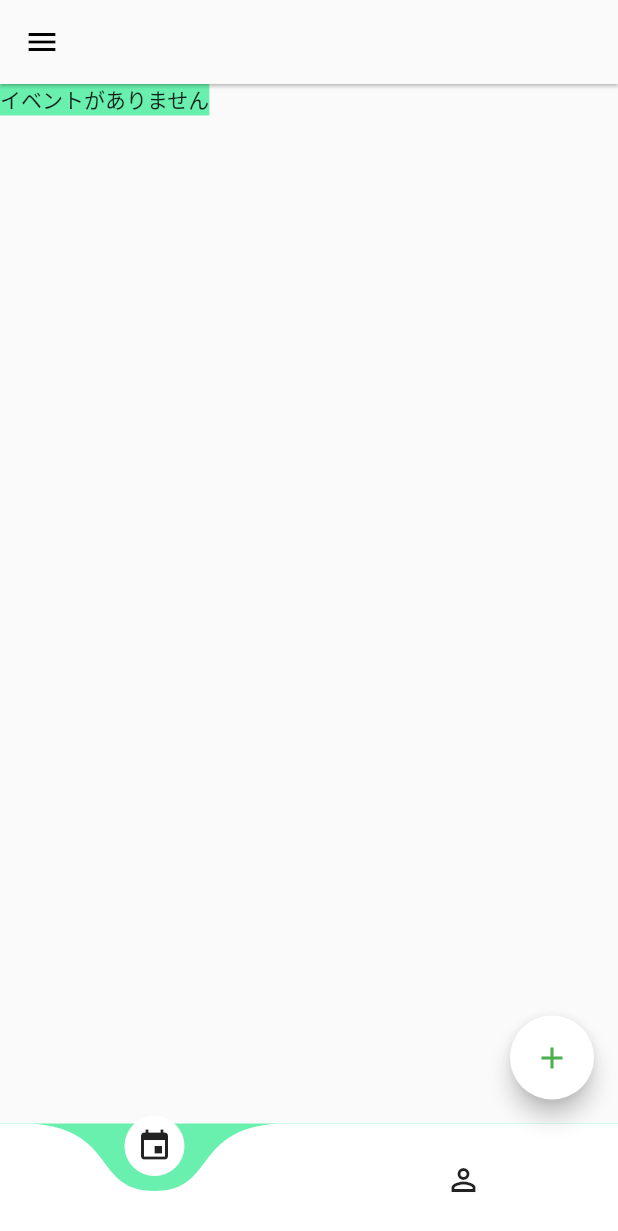
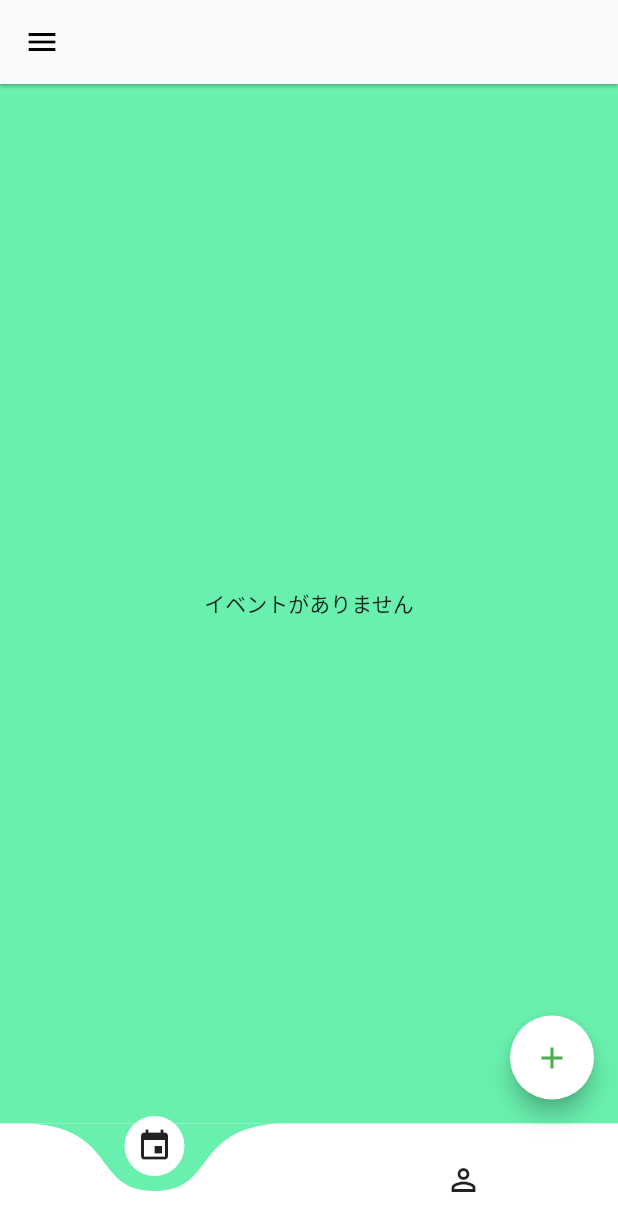
Before and after one commit to yusei-murai/warikanking_frontend, a Flutter app: the screen it shows after launch, in the side drawer, after a tap on the "add" icon, on a phone screen of 412 x 824 dp. Shown: the top 1231 px of the screen. Run offline on Flutter 3.47's test engine with Material 2 defaults, Android fonts, the phone set to English and light mode, and no system bars; drawn by our look-alikes of curved_navigation_bar; our stand-ins replace flutter_secure_storage, google_fonts, sqflite; accounts and stored records are empty; network calls fail.

Commit message:
スクロールで更新できるようにした

```diff
--- a/lib/views/events/event_list_page.dart
+++ b/lib/views/events/event_list_page.dart
@@ -16,56 +16,77 @@ class EventListPage extends StatefulWidget {
 }
 
 class _EventListPageState extends State<EventListPage> {
+  Future<dynamic>? _eventsFuture;
+
+  @override
+  void initState() {
+    super.initState();
+    _refreshEvents();
+  }
+
+  Future<void> _refreshEvents() async {
+    setState(() {
+      _eventsFuture = GetEventsUsecase.getEvents("9b08b2d5-8bba-4a68-8d6c-e93d6ae274c7");
+    });
+  }
+
   @override
   Widget build(BuildContext context) {
     return Scaffold(
       body: Container(
         color: Colors.greenAccent,
+        child: RefreshIndicator(
+          onRefresh: _refreshEvents,
           child: FutureBuilder<dynamic>(
-          future: GetEventsUsecase.getEvents("9b08b2d5-8bba-4a68-8d6c-e93d6ae274c7"),
+            future: _eventsFuture,
             builder: (context, snapshot) {
               if (snapshot.connectionState == ConnectionState.waiting) {
                 return const Center(
                   child: CircularProgressIndicator(),
                 );
               }
-            if(snapshot.hasData){
-              if(snapshot.data=="login"){
+              if (snapshot.hasError) {
+                return const Center(
+                  child: Text('データの取得に失敗しました。'),
+                );
+              }
+              if (snapshot.hasData) {
+                if (snapshot.data == "login") {
                   Navigator.push(
                     context,
                     MaterialPageRoute(builder: (context) => SigninPage()),
                   );
+                  return Container();
                 }
-              return RefreshIndicator(
-                backgroundColor: Colors.blue,
-                color: Colors.white,
-                onRefresh: () async {
-                  await GetEventsUsecase.getEvents("9b08b2d5-8bba-4a68-8d6c-e93d6ae274c7");
-                },
-                child: ListView.builder(
+                return ListView.builder(
                   itemCount: snapshot.data!.length,
-                    itemBuilder: (context,index){
+                  itemBuilder: (context, index) {
                     return Card(
                       child: ListTile(
                         title: Text(snapshot.data![index]['name']),
-                          trailing: Text(DateFormat('yyyy/M/d').format(DateTime.parse(snapshot.data![index]['created_at'])),style: const TextStyle(fontSize: 12.0)),
+                        trailing: Text(
+                          DateFormat('yyyy/M/d').format(DateTime.parse(snapshot.data![index]['created_at'])),
+                          style: const TextStyle(fontSize: 12.0),
+                        ),
                         onTap: () {
                           Navigator.push(
                             context,
                             MaterialPageRoute(builder: (context) => EventPage(eventId: snapshot.data![index]['id'], eventName: snapshot.data![index]['name'])),
                           ).then((value) {
-                               setState(() {});
+                            _refreshEvents();
                           });
                         },
                       ),
                     );
+                  },
+                );
+              } else {
+                return const Center(
+                  child: Text("イベントがありません"),
+                );
               }
+            },
           ),
-              );
-            }else{
-              return const Text("イベントがありません");
-            }
-          }
         ),
       ),
     );
```
Also changed, not shown: lib/apis/accounts_api.dart (+6 -5 lines), lib/views/accounts/signup_page.dart (+14 -2 lines). Lines whose indentation alone changed are shown as unchanged.
